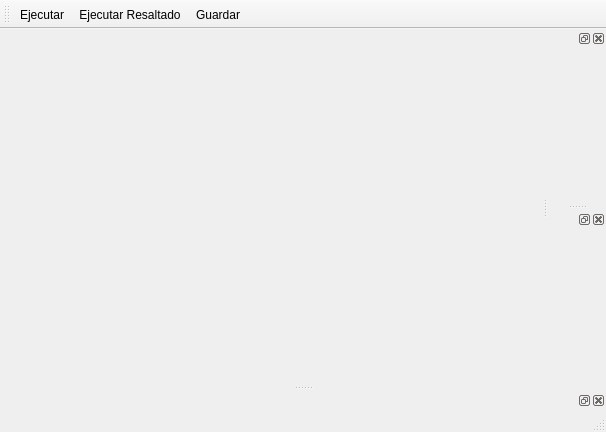
Before: the Qt Designer form mainwindow.ui in doquen/ideup, drawn with Qt 5.
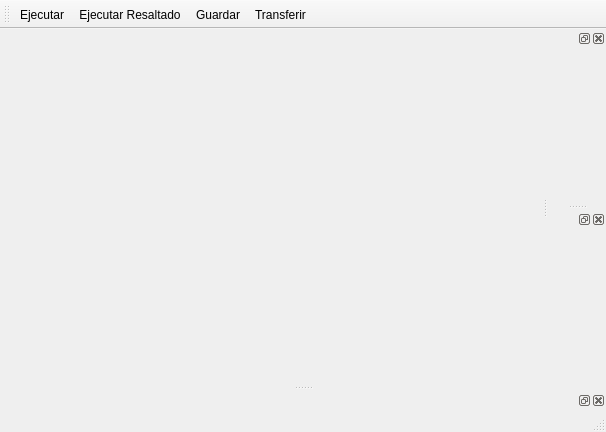
After: the same form once the commit is applied. Icons and pictures are not drawn.

The edit to the form file:
```diff
--- a/mainwindow.ui
+++ b/mainwindow.ui
@@ -40,6 +40,7 @@
    <addaction name="actionEjecutar"/>
    <addaction name="actionEjecutar_Resaltado"/>
    <addaction name="actionGuardar"/>
+   <addaction name="actionTransferir"/>
   </widget>
   <widget class="QStatusBar" name="statusBar"/>
   <widget class="QDockWidget" name="dockWidget_5">
@@ -96,6 +97,15 @@
     <string>F5</string>
    </property>
   </action>
+  <action name="actionTransferir">
+   <property name="icon">
+    <iconset resource="resources.qrc">
+     <normaloff>:/transfer.png</normaloff>:/transfer.png</iconset>
+   </property>
+   <property name="text">
+    <string>Transferir</string>
+   </property>
+  </action>
  </widget>
  <layoutdefault spacing="6" margin="11"/>
  <resources>
```
